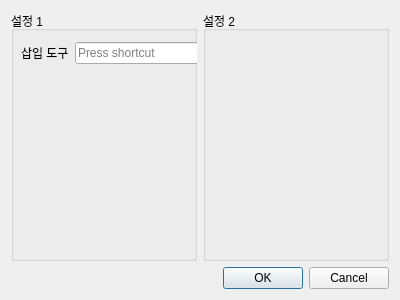
Before: the Qt Designer form ui/settings.ui in Glen-Lee-glitch/new_viewer, drawn with Qt 5.
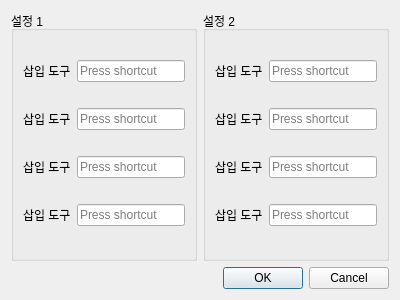
After: the same form once the commit is applied.

Commit message:
ui/settings.ui: 설정 다이얼로그 구조 변경 및 삽입 도구 추가
- 설정 다이얼로그의 클래스 이름을 'Dialog'에서 'settings'로 변경하여 명확성을 높임.
- 여러 개의 삽입 도구를 위한 QKeySequenceEdit 위젯을 추가하고, 레이아웃을 개선하여 사용자 인터페이스를 향상시킴.

What changed in the file:
```diff
--- a/ui/settings.ui
+++ b/ui/settings.ui
@@ -21,28 +21,64 @@
        <property name="title">
         <string>설정 1</string>
        </property>
-       <widget class="QWidget" name="">
-        <property name="geometry">
-         <rect>
-          <x>10</x>
-          <y>30</y>
-          <width>189</width>
-          <height>24</height>
-         </rect>
-        </property>
-        <layout class="QHBoxLayout" name="horizontalLayout_2">
-         <item>
-          <widget class="QLabel" name="label">
-           <property name="text">
-            <string>삽입 도구</string>
-           </property>
-          </widget>
-         </item>
-         <item>
-          <widget class="QKeySequenceEdit" name="keySequenceEdit_insert"/>
-         </item>
-        </layout>
-       </widget>
+       <layout class="QVBoxLayout" name="verticalLayout_3">
+        <item>
+         <layout class="QHBoxLayout" name="horizontalLayout_2">
+          <item>
+           <widget class="QLabel" name="label">
+            <property name="text">
+             <string>삽입 도구</string>
+            </property>
+           </widget>
+          </item>
+          <item>
+           <widget class="QKeySequenceEdit" name="keySequenceEdit_insert"/>
+          </item>
+         </layout>
+        </item>
+        <item>
+         <layout class="QHBoxLayout" name="horizontalLayout_4">
+          <item>
+           <widget class="QLabel" name="label_3">
+            <property name="text">
+             <string>삽입 도구</string>
+            </property>
+           </widget>
+          </item>
+          <item>
+           <widget class="QKeySequenceEdit" name="keySequenceEdit_insert_3"/>
+          </item>
+         </layout>
+        </item>
+        <item>
+         <layout class="QHBoxLayout" name="horizontalLayout_5">
+          <item>
+           <widget class="QLabel" name="label_4">
+            <property name="text">
+             <string>삽입 도구</string>
+            </property>
+           </widget>
+          </item>
+          <item>
+           <widget class="QKeySequenceEdit" name="keySequenceEdit_insert_4"/>
+          </item>
+         </layout>
+        </item>
+        <item>
+         <layout class="QHBoxLayout" name="horizontalLayout_6">
+          <item>
+           <widget class="QLabel" name="label_5">
+            <property name="text">
+             <string>삽입 도구</string>
+            </property>
+           </widget>
+          </item>
+          <item>
+           <widget class="QKeySequenceEdit" name="keySequenceEdit_insert_5"/>
+          </item>
+         </layout>
+        </item>
+       </layout>
       </widget>
      </item>
      <item>
@@ -50,6 +86,64 @@
        <property name="title">
         <string>설정 2</string>
        </property>
+       <layout class="QVBoxLayout" name="verticalLayout_2">
+        <item>
+         <layout class="QHBoxLayout" name="horizontalLayout_3">
+          <item>
+           <widget class="QLabel" name="label_2">
+            <property name="text">
+             <string>삽입 도구</string>
+            </property>
+           </widget>
+          </item>
+          <item>
+           <widget class="QKeySequenceEdit" name="keySequenceEdit_insert_2"/>
+          </item>
+         </layout>
+        </item>
+        <item>
+         <layout class="QHBoxLayout" name="horizontalLayout_9">
+          <item>
+           <widget class="QLabel" name="label_8">
+            <property name="text">
+             <string>삽입 도구</string>
+            </property>
+           </widget>
+          </item>
+          <item>
+           <widget class="QKeySequenceEdit" name="keySequenceEdit_insert_8"/>
+          </item>
+         </layout>
+        </item>
+        <item>
+         <layout class="QHBoxLayout" name="horizontalLayout_8">
+          <item>
+           <widget class="QLabel" name="label_7">
+            <property name="text">
+             <string>삽입 도구</string>
+            </property>
+           </widget>
+          </item>
+          <item>
+           <widget class="QKeySequenceEdit" name="keySequenceEdit_insert_7"/>
+          </item>
+         </layout>
+        </item>
+        <item>
+         <layout class="QHBoxLayout" name="horizontalLayout_7">
+          <item>
+           <widget class="QLabel" name="label_6">
+            <property name="text">
+             <string>삽입 도구</string>
+            </property>
+           </widget>
+          </item>
+          <item>
+           <widget class="QKeySequenceEdit" name="keySequenceEdit_insert_6"/>
+          </item>
+         </layout>
+        </item>
+       </layout>
       </widget>
      </item>
     </layout>
```
Left out of the diff: 8 changed lines with no effect on the pictures.
